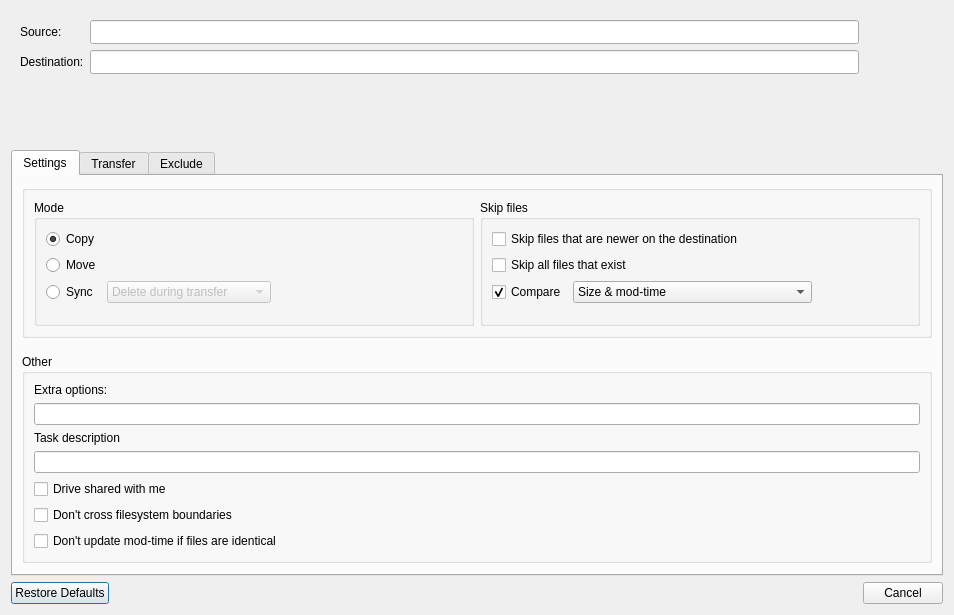
Before: the Qt Designer form src/transfer_dialog.ui in holazt/RcloneBrowser, drawn with Qt 5.
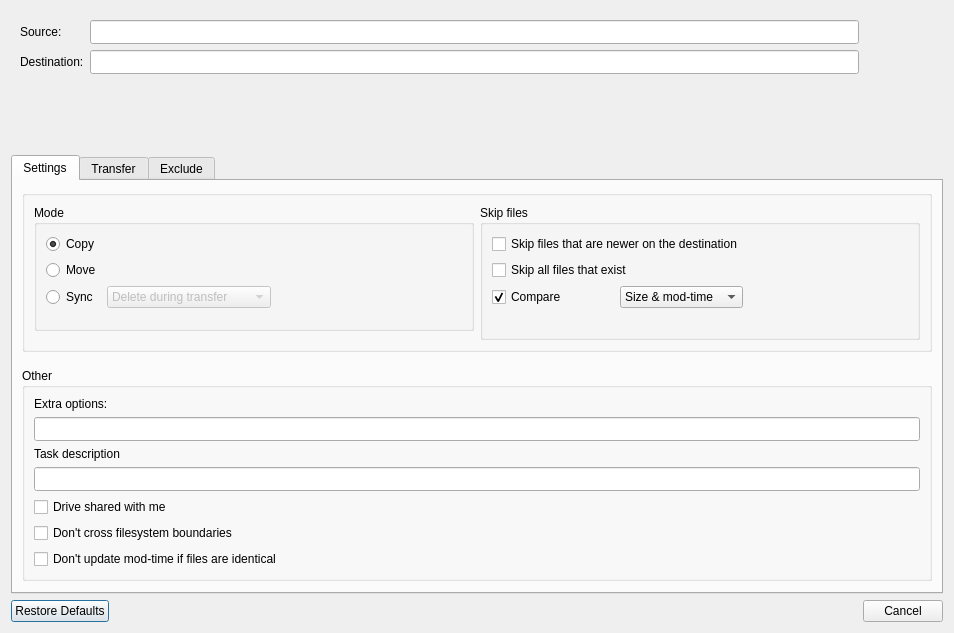
After: the same form once the commit is applied.

Commit message: transfer dialog layout improved

What changed in the file:
```diff
--- a/src/transfer_dialog.ui
+++ b/src/transfer_dialog.ui
@@ -7,15 +7,9 @@
     <x>0</x>
     <y>0</y>
     <width>954</width>
-    <height>615</height>
+    <height>633</height>
    </rect>
   </property>
-  <property name="sizePolicy">
-   <sizepolicy hsizetype="MinimumExpanding" vsizetype="Fixed">
-    <horstretch>0</horstretch>
-    <verstretch>0</verstretch>
-   </sizepolicy>
-  </property>
   <property name="minimumSize">
    <size>
     <width>954</width>
@@ -164,12 +158,6 @@
    </item>
    <item>
     <widget class="QTabWidget" name="tabWidget">
-     <property name="sizePolicy">
-      <sizepolicy hsizetype="Expanding" vsizetype="MinimumExpanding">
-       <horstretch>0</horstretch>
-       <verstretch>0</verstretch>
-      </sizepolicy>
-     </property>
      <property name="currentIndex">
       <number>0</number>
      </property>
@@ -180,24 +168,12 @@
       <layout class="QVBoxLayout" name="verticalLayout_4">
        <item>
         <widget class="QGroupBox" name="groupBox_3">
-         <property name="sizePolicy">
-          <sizepolicy hsizetype="MinimumExpanding" vsizetype="MinimumExpanding">
-           <horstretch>0</horstretch>
-           <verstretch>0</verstretch>
-          </sizepolicy>
-         </property>
          <property name="title">
           <string/>
          </property>
          <layout class="QHBoxLayout" name="horizontalLayout">
           <item alignment="Qt::AlignTop">
            <widget class="QGroupBox" name="modeGroup">
-            <property name="sizePolicy">
-             <sizepolicy hsizetype="MinimumExpanding" vsizetype="MinimumExpanding">
-              <horstretch>0</horstretch>
-              <verstretch>0</verstretch>
-             </sizepolicy>
-            </property>
             <property name="title">
              <string>Mode</string>
             </property>
@@ -309,37 +285,12 @@
           </item>
           <item alignment="Qt::AlignTop">
            <widget class="QGroupBox" name="skipFilesGroup">
-            <property name="sizePolicy">
-             <sizepolicy hsizetype="MinimumExpanding" vsizetype="MinimumExpanding">
-              <horstretch>0</horstretch>
-              <verstretch>0</verstretch>
-             </sizepolicy>
-            </property>
             <property name="title">
              <string>Skip files</string>
             </property>
-            <layout class="QGridLayout" name="gridLayout_4">
-             <property name="bottomMargin">
-              <number>0</number>
-             </property>
-             <item row="1" column="0" colspan="3">
-              <widget class="QCheckBox" name="checkSkipNewer">
-               <property name="toolTip">
-                <string>--update</string>
-               </property>
-               <property name="text">
-                <string>Skip files that are newer on the destination</string>
-               </property>
-              </widget>
-             </item>
-             <item row="3" column="2" alignment="Qt::AlignVCenter">
+            <layout class="QGridLayout" name="gridLayout">
+             <item row="2" column="1">
               <widget class="QComboBox" name="cbCompare">
-               <property name="sizePolicy">
-                <sizepolicy hsizetype="MinimumExpanding" vsizetype="MinimumExpanding">
-                 <horstretch>0</horstretch>
-                 <verstretch>0</verstretch>
-                </sizepolicy>
-               </property>
                <property name="currentText">
                 <string>Size &amp; mod-time</string>
                </property>
@@ -370,30 +321,17 @@
                </item>
               </widget>
              </item>
-             <item row="2" column="0" colspan="3">
-              <widget class="QCheckBox" name="checkSkipExisting">
+             <item row="0" column="0" colspan="2">
+              <widget class="QCheckBox" name="checkSkipNewer">
                <property name="toolTip">
                 <string>--ignore-existing</string>
                </property>
                <property name="text">
-                <string>Skip all files that exist</string>
+                <string>Skip files that are newer on the destination</string>
                </property>
               </widget>
              </item>
-             <item row="3" column="3">
-              <spacer name="horizontalSpacer">
-               <property name="orientation">
-                <enum>Qt::Horizontal</enum>
-               </property>
-               <property name="sizeHint" stdset="0">
-                <size>
-                 <width>0</width>
-                 <height>0</height>
-                </size>
-               </property>
-              </spacer>
-             </item>
-             <item row="3" column="0" colspan="2">
+             <item row="2" column="0">
               <widget class="QCheckBox" name="checkCompare">
                <property name="toolTip">
                 <string>compare logic</string>
@@ -406,7 +344,17 @@
                </property>
               </widget>
              </item>
-             <item row="4" column="2">
+             <item row="1" column="0" colspan="2">
+              <widget class="QCheckBox" name="checkSkipExisting">
+               <property name="toolTip">
+                <string>--ignore-existing</string>
+               </property>
+               <property name="text">
+                <string>Skip all files that exist</string>
+               </property>
+              </widget>
+             </item>
+             <item row="3" column="1">
               <spacer name="verticalSpacer_5">
                <property name="orientation">
                 <enum>Qt::Vertical</enum>
@@ -419,6 +367,19 @@
                </property>
               </spacer>
              </item>
+             <item row="2" column="2">
+              <spacer name="horizontalSpacer">
+               <property name="orientation">
+                <enum>Qt::Horizontal</enum>
+               </property>
+               <property name="sizeHint" stdset="0">
+                <size>
+                 <width>0</width>
+                 <height>20</height>
+                </size>
+               </property>
+              </spacer>
+             </item>
             </layout>
            </widget>
           </item>
@@ -443,12 +404,6 @@
        </item>
        <item>
         <widget class="QGroupBox" name="groupBox">
-         <property name="sizePolicy">
-          <sizepolicy hsizetype="MinimumExpanding" vsizetype="Expanding">
-           <horstretch>0</horstretch>
-           <verstretch>0</verstretch>
-          </sizepolicy>
-         </property>
          <property name="title">
           <string>Other</string>
          </property>
@@ -463,11 +418,17 @@
           <item>
            <widget class="QLineEdit" name="textExtra">
             <property name="sizePolicy">
-             <sizepolicy hsizetype="Expanding" vsizetype="Expanding">
+             <sizepolicy hsizetype="Expanding" vsizetype="MinimumExpanding">
               <horstretch>0</horstretch>
               <verstretch>0</verstretch>
              </sizepolicy>
             </property>
+            <property name="minimumSize">
+             <size>
+              <width>0</width>
+              <height>24</height>
+             </size>
+            </property>
             <property name="toolTip">
              <string>&lt;html&gt;&lt;head/&gt;&lt;body&gt;&lt;p&gt;extra options applied to rclone during transfer&lt;/p&gt;&lt;p&gt;e.g. --filter &amp;quot;- *.bak&amp;quot;&lt;/p&gt;&lt;/body&gt;&lt;/html&gt;</string>
             </property>
@@ -486,11 +447,17 @@
           <item>
            <widget class="QLineEdit" name="textDescription">
             <property name="sizePolicy">
-             <sizepolicy hsizetype="Expanding" vsizetype="Expanding">
+             <sizepolicy hsizetype="Expanding" vsizetype="MinimumExpanding">
               <horstretch>0</horstretch>
               <verstretch>0</verstretch>
              </sizepolicy>
             </property>
+            <property name="minimumSize">
+             <size>
+              <width>0</width>
+              <height>24</height>
+             </size>
+            </property>
             <property name="text">
              <string/>
             </property>
@@ -501,12 +468,6 @@
             <property name="enabled">
              <bool>true</bool>
             </property>
-            <property name="sizePolicy">
-             <sizepolicy hsizetype="Minimum" vsizetype="MinimumExpanding">
-              <horstretch>0</horstretch>
-              <verstretch>0</verstretch>
-             </sizepolicy>
-            </property>
             <property name="toolTip">
              <string>--drive-shared-with-me</string>
             </property>
@@ -520,12 +481,6 @@
           </item>
           <item>
            <widget class="QCheckBox" name="checkSameFilesystem">
-            <property name="sizePolicy">
-             <sizepolicy hsizetype="Minimum" vsizetype="MinimumExpanding">
-              <horstretch>0</horstretch>
-              <verstretch>0</verstretch>
-             </sizepolicy>
-            </property>
             <property name="toolTip">
              <string>--one-file-system</string>
             </property>
@@ -536,12 +491,6 @@
           </item>
           <item>
            <widget class="QCheckBox" name="checkDontUpdateModified">
-            <property name="sizePolicy">
-             <sizepolicy hsizetype="Minimum" vsizetype="MinimumExpanding">
-              <horstretch>0</horstretch>
-              <verstretch>0</verstretch>
-             </sizepolicy>
-            </property>
             <property name="toolTip">
              <string>--no-update-modtime</string>
             </property>
```
Left out of the diff: 14 changed lines with no effect on the pictures. The commit also changes 1 other file.
